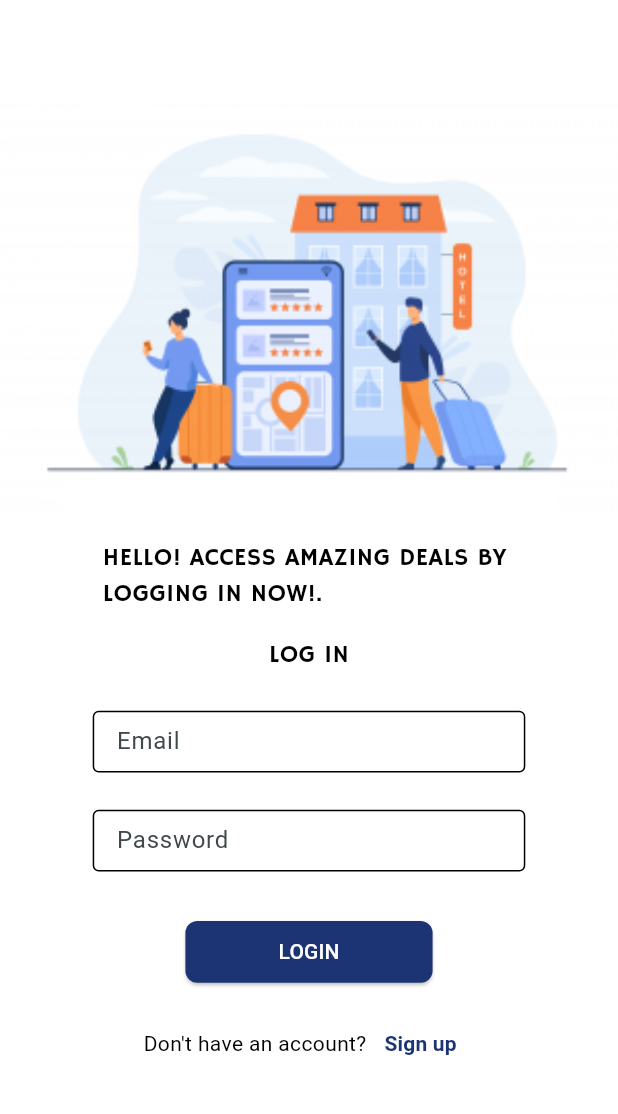
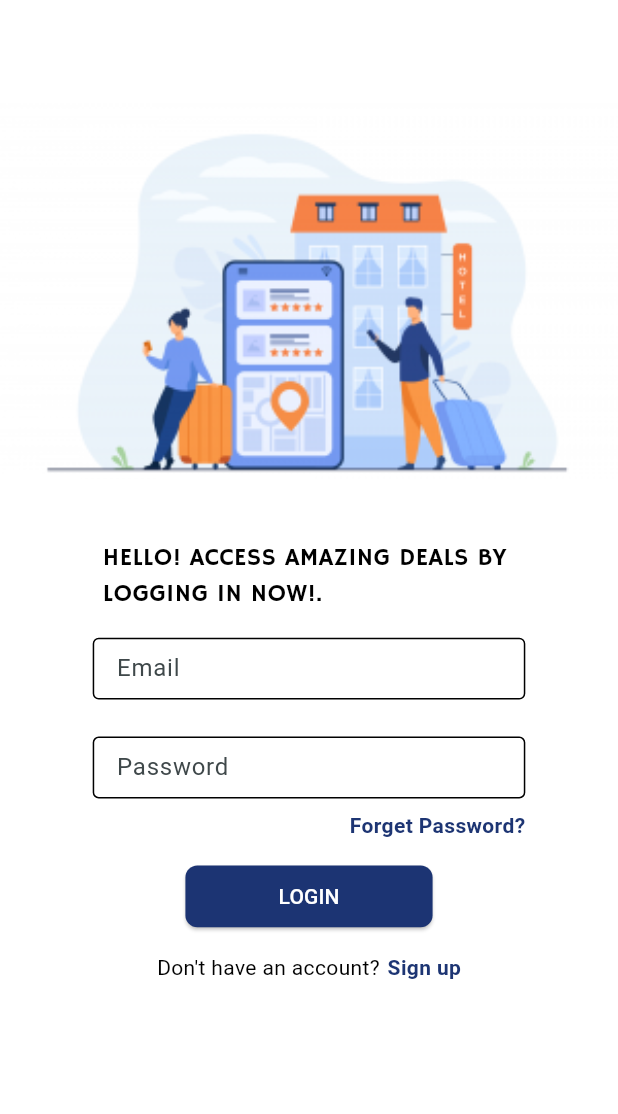
Before and after one commit to Arthritisboy/3Y1Cryptotel, a Flutter app: the screen it shows after launch, after a tap on "LOGIN", on a phone screen of 412 x 824 dp, the part 77-1191 px from its top. Run offline on Flutter 3.47's test engine with Material 3 defaults, Android fonts, the phone set to English and light mode, and no system bars; our stand-ins replace bloc, equatable, flutter_bloc, google_fonts, transparent_image.

Commit message:
Connect the login and register and make it bloc

```diff
--- a/mobile/lib/data/data_provider/auth/auth_dataprovider.dart
+++ b/mobile/lib/data/data_provider/auth/auth_dataprovider.dart
@@ -3,7 +3,7 @@ import 'dart:convert';
 import 'package:hotel_flutter/data/model/signup_model.dart';
 
 class AuthDataProvider {
-  final String baseUrl = 'http://127.0.0.1:3000/api/v1/auth';
+  final String baseUrl = 'https://3-y1-cryptotel.vercel.app/api/v1/auth';
 
   Future<Map<String, dynamic>> login(String email, String password) async {
     print('Calling login method...');
--- a/mobile/lib/data/model/user_model.dart
+++ b/mobile/lib/data/model/user_model.dart
@@ -1,15 +1,17 @@
 class UserModel {
-  final String id;
-  final String email;
-  final String token;
+  final String? id;
+  final String? firstName;
+  final String? lastName;
+  final String? email;
 
-  UserModel({required this.id, required this.email, required this.token});
+  UserModel({this.id, this.firstName, this.lastName, this.email});
 
   factory UserModel.fromJson(Map<String, dynamic> json) {
     return UserModel(
-      id: json['_id'],
-      email: json['email'],
-      token: json['token'],
+      id: json['id'] ?? '',
+      firstName: json['firstName'] ?? '',
+      lastName: json['lastName'] ?? '',
+      email: json['email'] ?? '',
     );
   }
 }
--- a/mobile/lib/logic/bloc/auth_event.dart
+++ b/mobile/lib/logic/bloc/auth_event.dart
@@ -6,6 +6,13 @@ class SignUpEvent extends AuthEvent {
   final SignUpModel signUpModel;
 
   SignUpEvent(this.signUpModel);
+}
+
+class LoginEvent extends AuthEvent {
+  final String email;
+  final String password;
+
+  LoginEvent({required this.email, required this.password});
 }
 
 class AuthLoadingEvent extends AuthEvent {}
--- a/mobile/lib/presentation/screens/crypto_wallet.dart
+++ b/mobile/lib/presentation/screens/crypto_wallet.dart
@@ -21,7 +21,7 @@ class _CryptoWalletState extends State<CryptoWallet> {
   Widget build(BuildContext context) {
     return Scaffold(
       endDrawer: MainDrawer(onSelectScreen: _selectScreen),
-      body: Column(
+      body: const Column(
         children: [
           const CryptowalletHeader(),
           const SizedBox(height: 20),
--- a/mobile/lib/presentation/screens/login_screen.dart
+++ b/mobile/lib/presentation/screens/login_screen.dart
@@ -1,4 +1,10 @@
 import 'package:flutter/material.dart';
+import 'package:flutter_bloc/flutter_bloc.dart';
+import 'package:hotel_flutter/logic/bloc/auth_bloc.dart';
+import 'package:hotel_flutter/logic/bloc/auth_state.dart';
+import 'package:hotel_flutter/presentation/widgets/login/custom_text_form_field.dart';
+import 'package:hotel_flutter/presentation/widgets/login/loading_button.dart';
+import 'package:hotel_flutter/logic/bloc/auth_event.dart';
 
 class LoginScreen extends StatefulWidget {
   const LoginScreen({super.key});
@@ -9,7 +15,9 @@ class LoginScreen extends StatefulWidget {
 
 class _LoginScreenState extends State<LoginScreen> {
   final _formSignInKey = GlobalKey<FormState>();
-  bool rememberPassword = true;
+  final TextEditingController _emailController = TextEditingController();
+  final TextEditingController _passwordController = TextEditingController();
+  bool _isLoading = false;
 
   @override
   Widget build(BuildContext context) {
@@ -17,11 +25,28 @@ class _LoginScreenState extends State<LoginScreen> {
     double screenWidth = MediaQuery.of(context).size.width;
 
     return Scaffold(
-      body: Stack(
+      body: BlocListener<AuthBloc, AuthState>(
+        listener: (context, state) {
+          if (state is AuthLoading) {
+            setState(() {
+              _isLoading = true;
+            });
+          } else if (state is Authenticated) {
+            setState(() {
+              _isLoading = false;
+            });
+            Navigator.of(context).pushReplacementNamed('/homescreen');
+          } else if (state is AuthError) {
+            setState(() {
+              _isLoading = false;
+            });
+            _showErrorDialog(state.error);
+          }
+        },
+        child: Stack(
           children: [
-          Container(
-            color: Colors.white,
-          ),
+            // Background and logo
+            Container(color: Colors.white),
             Column(
               children: [
                 Align(
@@ -37,7 +62,7 @@ class _LoginScreenState extends State<LoginScreen> {
                       style: TextStyle(
                         fontFamily: 'HammerSmith',
                         fontSize: screenHeight * 0.03,
-                      color: Color(0xFF1C3473),
+                        color: const Color(0xFF1C3473),
                       ),
                     ),
                   ),
@@ -80,114 +105,74 @@ class _LoginScreenState extends State<LoginScreen> {
                         ),
                       ),
                       SizedBox(height: screenHeight * 0.02),
-                    Text(
-                      'LOG IN',
-                      style: TextStyle(
-                        fontFamily: 'HammerSmith',
-                        fontSize: screenHeight * 0.02,
-                        color: Colors.black,
-                      ),
+                      CustomTextFormField(
+                        label: 'Email',
+                        hint: 'Enter Email',
+                        controller: _emailController,
                       ),
                       SizedBox(height: screenHeight * 0.03),
-                    SizedBox(
-                      width: screenWidth * 0.7,
-                      height: screenWidth * 0.1,
-                      child: TextFormField(
-                        validator: (value) {
-                          if (value == null || value.isEmpty) {
-                            return 'Please enter your email';
-                          }
-                          return null;
+                      CustomTextFormField(
+                        label: 'Password',
+                        hint: 'Enter Password',
+                        controller: _passwordController,
+                        isObscure: true,
+                      ),
+                      SizedBox(height: screenHeight * 0.01),
+                      Row(
+                        mainAxisAlignment: MainAxisAlignment.end,
+                        children: [
+                          Padding(
+                            padding: EdgeInsets.only(
+                                right: screenWidth *
+                                    0.10), // Adjust right padding as needed
+                            child: GestureDetector(
+                              onTap: () {
+                                Navigator.of(context)
+                                    .pushNamed('/forgotPassword');
                               },
-                        decoration: const InputDecoration(
-                          label: Text('Email'),
-                          hintText: 'Enter Email',
-                          hintStyle: TextStyle(
-                            color: Colors.black,
-                          ),
-                          border: OutlineInputBorder(
-                            borderSide: BorderSide(
-                              color: Colors.black,
-                            ),
-                          ),
-                          enabledBorder: OutlineInputBorder(
-                            borderSide: BorderSide(
-                              color: Colors.black,
+                              child: const Text(
+                                'Forget Password?',
+                                textAlign: TextAlign.right,
+                                style: TextStyle(
+                                  color: Color.fromARGB(255, 29, 53, 115),
+                                  fontWeight: FontWeight.bold,
                                 ),
                               ),
                             ),
                           ),
-                    ),
-                    SizedBox(height: screenHeight * 0.03),
-                    SizedBox(
-                      width: screenWidth * 0.7,
-                      height: screenWidth * 0.1,
-                      child: TextFormField(
-                        obscureText: true,
-                        obscuringCharacter: '*',
-                        validator: (value) {
-                          if (value == null || value.isEmpty) {
-                            return 'Please enter your password';
-                          }
-                          return null;
-                        },
-                        decoration: const InputDecoration(
-                          label: Text('Password'),
-                          hintText: 'Enter Password',
-                          hintStyle: TextStyle(
-                            color: Colors.black,
-                          ),
-                          border: OutlineInputBorder(
-                            borderSide: BorderSide(
-                              color: Colors.black,
-                            ),
-                          ),
-                          enabledBorder: OutlineInputBorder(
-                            borderSide: BorderSide(
-                              color: Colors.black,
-                            ),
-                          ),
-                        ),
-                      ),
-                    ),
-                    SizedBox(height: screenHeight * 0.04),
-                    SizedBox(
-                      width: screenWidth * 0.4,
-                      height: screenHeight * 0.05,
-                      child: ElevatedButton(
-                        style: ButtonStyle(
-                          backgroundColor:
-                              WidgetStateProperty.all(const Color(0xFF1C3473)),
-                        ),
-                        onPressed: () {
-                          //if (_formSignInKey.currentState!.validate()) {
-                          Navigator.of(context).pushNamed('/homescreen');
-                          // }
-                        },
-                        child: const Text('LOGIN'),
-                      ),
+                        ],
                       ),
                       SizedBox(height: screenHeight * 0.02),
+                      LoadingButton(
+                        isLoading: _isLoading,
+                        onPressed: () {
+                          if (_formSignInKey.currentState!.validate()) {
+                            _login();
+                          }
+                        },
+                        text: 'LOGIN',
+                      ),
                       SizedBox(
-                      width: screenWidth * 0.7,
-                      child: Row(
+                        height: screenHeight * 0.02,
+                      ),
+                      Row(
                         mainAxisAlignment: MainAxisAlignment.center,
                         children: [
-                          const Text("Don't have an account?"),
-                          TextButton(
-                            onPressed: () {
+                          const Text('Don\'t have an account?'),
+                          const SizedBox(width: 5),
+                          GestureDetector(
+                            onTap: () {
                               Navigator.of(context).pushNamed('/signup');
                             },
                             child: const Text(
                               'Sign up',
                               style: TextStyle(
-                                color: Color(0xFF1C3473), // Color for the link
+                                color: Color.fromARGB(255, 29, 53, 115),
                                 fontWeight: FontWeight.bold,
                               ),
                             ),
                           ),
                         ],
-                      ),
                       ),
                     ],
                   ),
@@ -196,6 +181,32 @@ class _LoginScreenState extends State<LoginScreen> {
             ),
           ],
         ),
+      ),
+    );
+  }
+
+  void _login() {
+    final email = _emailController.text;
+    final password = _passwordController.text;
+
+    context.read<AuthBloc>().add(
+          LoginEvent(email: email, password: password),
+        );
+  }
+
+  void _showErrorDialog(String message) {
+    showDialog(
+      context: context,
+      builder: (context) => AlertDialog(
+        title: const Text('Login Failed'),
+        content: Text(message),
+        actions: [
+          TextButton(
+            onPressed: () => Navigator.of(context).pop(),
+            child: const Text('OK'),
+          ),
+        ],
+      ),
     );
   }
 }
--- /dev/null
+++ b/mobile/lib/presentation/widgets/login/custom_text_form_field.dart
@@ -0,0 +1,47 @@
+import 'package:flutter/material.dart';
+
+class CustomTextFormField extends StatelessWidget {
+  final String label;
+  final String hint;
+  final TextEditingController controller;
+  final bool isObscure;
+
+  const CustomTextFormField({
+    Key? key,
+    required this.label,
+    required this.hint,
+    required this.controller,
+    this.isObscure = false,
+  }) : super(key: key);
+
+  @override
+  Widget build(BuildContext context) {
+    double screenWidth = MediaQuery.of(context).size.width;
+    return SizedBox(
+      width: screenWidth * 0.7,
+      height: screenWidth * 0.1,
+      child: TextFormField(
+        controller: controller,
+        obscureText: isObscure,
+        obscuringCharacter: '*',
+        validator: (value) {
+          if (value == null || value.isEmpty) {
+            return 'Please enter your $label';
+          }
+          return null;
+        },
+        decoration: InputDecoration(
+          label: Text(label),
+          hintText: hint,
+          hintStyle: const TextStyle(color: Colors.black),
+          border: const OutlineInputBorder(
+            borderSide: BorderSide(color: Colors.black),
+          ),
+          enabledBorder: const OutlineInputBorder(
+            borderSide: BorderSide(color: Colors.black),
+          ),
+        ),
+      ),
+    );
+  }
+}
--- /dev/null
+++ b/mobile/lib/presentation/widgets/login/loading_button.dart
@@ -0,0 +1,33 @@
+import 'package:flutter/material.dart';
+
+class LoadingButton extends StatelessWidget {
+  final bool isLoading;
+  final VoidCallback onPressed;
+  final String text;
+
+  const LoadingButton({
+    Key? key,
+    required this.isLoading,
+    required this.onPressed,
+    required this.text,
+  }) : super(key: key);
+
+  @override
+  Widget build(BuildContext context) {
+    double screenWidth = MediaQuery.of(context).size.width;
+    double screenHeight = MediaQuery.of(context).size.height;
+    return SizedBox(
+      width: screenWidth * 0.4,
+      height: screenHeight * 0.05,
+      child: ElevatedButton(
+        style: ButtonStyle(
+          backgroundColor: MaterialStateProperty.all(const Color(0xFF1C3473)),
+        ),
+        onPressed: isLoading ? null : onPressed,
+        child: isLoading
+            ? const CircularProgressIndicator(color: Colors.white)
+            : Text(text),
+      ),
+    );
+  }
+}
```
Also changed, not shown: mobile/lib/logic/bloc/auth_bloc.dart (+12 -0 lines), mobile/lib/presentation/widgets/signup/signup_form_widget.dart (+14 -1 lines), 3 other files. Lines whose indentation alone changed are shown as unchanged.
